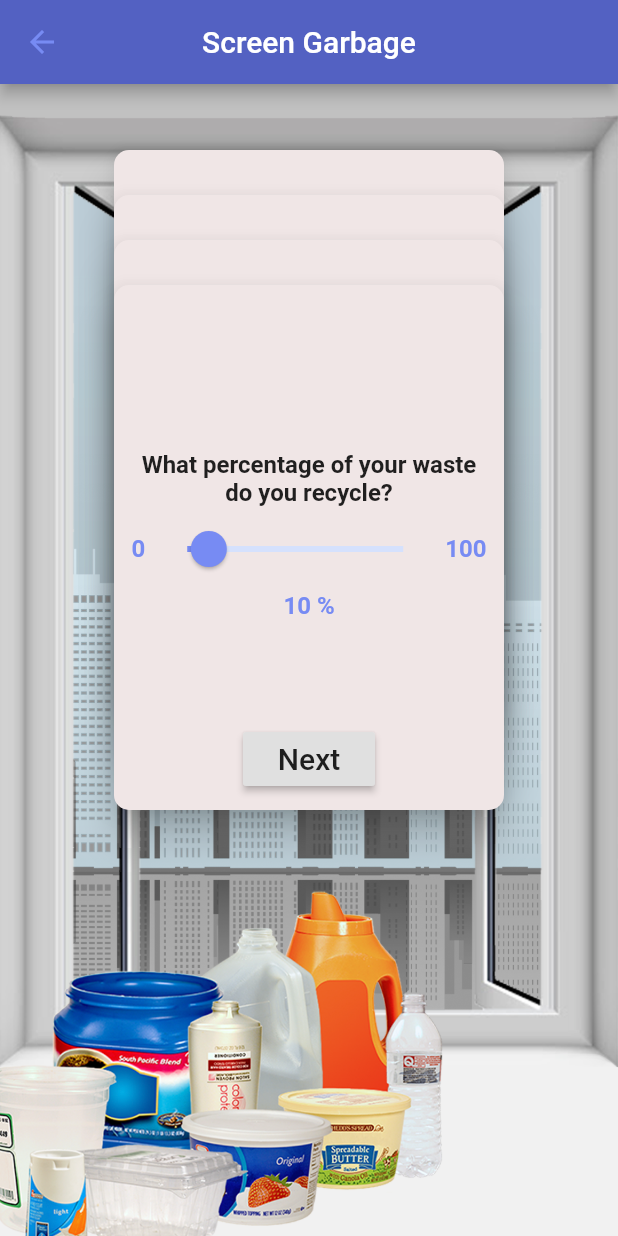
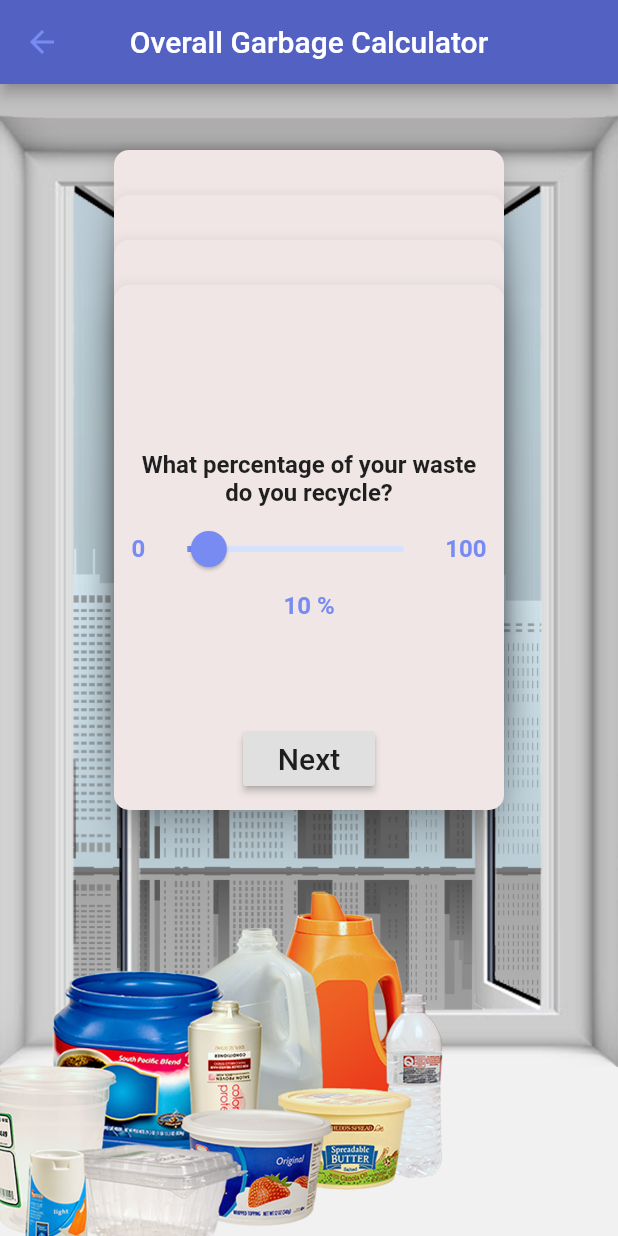
Before and after one commit to jacobjdong/Trash-Specto, a Flutter app: the screen it shows after launch, after a tap on "Overall Garbage", on a phone screen of 412 x 824 dp. Run offline on Flutter 3.47's test engine with Material 2 defaults, Android fonts, the phone set to English and light mode, and no system bars; missing offline and left inert: arcore_flutter_plugin; Roboto replaces fonts that are missing (Georgia).

Commit message:
Here's just updating a coupele aesthetics

```diff
--- a/trashspecto1/lib/food.dart
+++ b/trashspecto1/lib/food.dart
@@ -35,7 +35,7 @@ class _ScreenFoodWasteState extends State<ScreenFoodWaste> {
               Navigator.pop(ctxt);
             }
           ),
-          title: new Text ("Screen Food Waste", textAlign: TextAlign.center),
+          title: new Text ("Food Waste Calculator", textAlign: TextAlign.center),
         ),
         body: Center(
           child: Stack(
--- a/trashspecto1/lib/main.dart
+++ b/trashspecto1/lib/main.dart
@@ -47,7 +47,7 @@ class _MainScreenState extends State<MainScreen> {
       child: new Scaffold(
         backgroundColor: Colors.transparent,
         appBar: new AppBar(
-          title: new Center(child: new Text ("Home Page", textAlign: TextAlign.center)),
+          title: new Center(child: new Text ("Trash Specto", textAlign: TextAlign.center)),
         ),
         body: new Row(
           mainAxisAlignment: MainAxisAlignment.center,
@@ -117,6 +117,7 @@ class _MainScreenState extends State<MainScreen> {
                 );
               }
             ),
+            SizedBox(height:120),
               ]
             ),
           ]
--- a/trashspecto1/lib/settings.dart
+++ b/trashspecto1/lib/settings.dart
@@ -60,7 +60,7 @@ class _SettingsState extends State<Settings> {
                     });
                     widget.updateRegion(newValue);
                   },
-                  items: <String>['North America', 'South America', 'Asia', 'Europe', 'Africa'].map((String value) {
+                  items: <String>['Oceania','North America', 'South America', 'Asia', 'Europe', 'Africa'].map((String value) {
                     return new DropdownMenuItem<String>(
                       value: value,
                       child: new Text(value),
--- a/trashspecto1/lib/trash.dart
+++ b/trashspecto1/lib/trash.dart
@@ -35,7 +35,7 @@ class _ScreenTrashState extends State<ScreenTrash> {
               Navigator.pop(ctxt);
             }
           ),
-          title: new Text ("Screen Garbage", textAlign: TextAlign.center),
+          title: new Text ("Overall Garbage Calculator", textAlign: TextAlign.center),
         ),
         body: Center(
           child: Stack(
--- a/trashspecto1/lib/water.dart
+++ b/trashspecto1/lib/water.dart
@@ -35,7 +35,7 @@ class _ScreenWastewaterState extends State<ScreenWastewater> {
               Navigator.pop(ctxt);
             }
           ),
-          title: new Text ("Screen Wastewater", textAlign: TextAlign.center),
+          title: new Text ("Wastewater Calculator", textAlign: TextAlign.center),
         ),
         body: Center(
           child: Stack(
```
